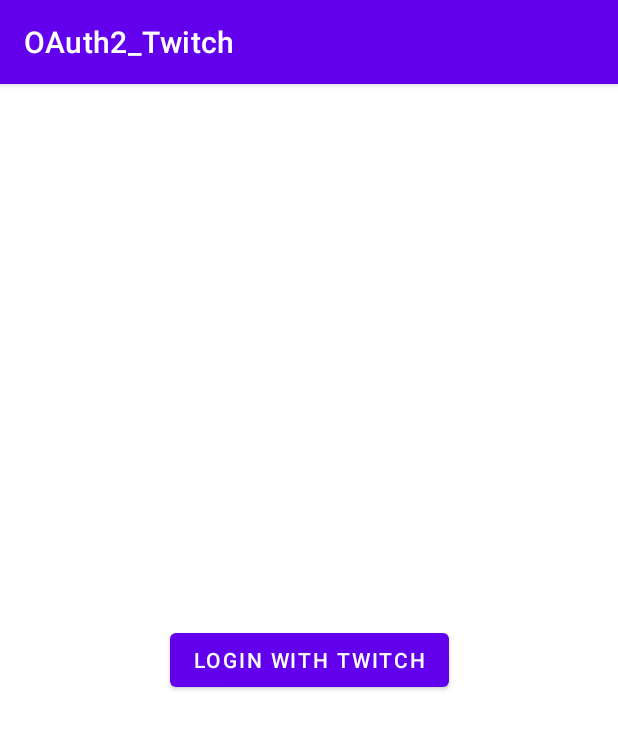
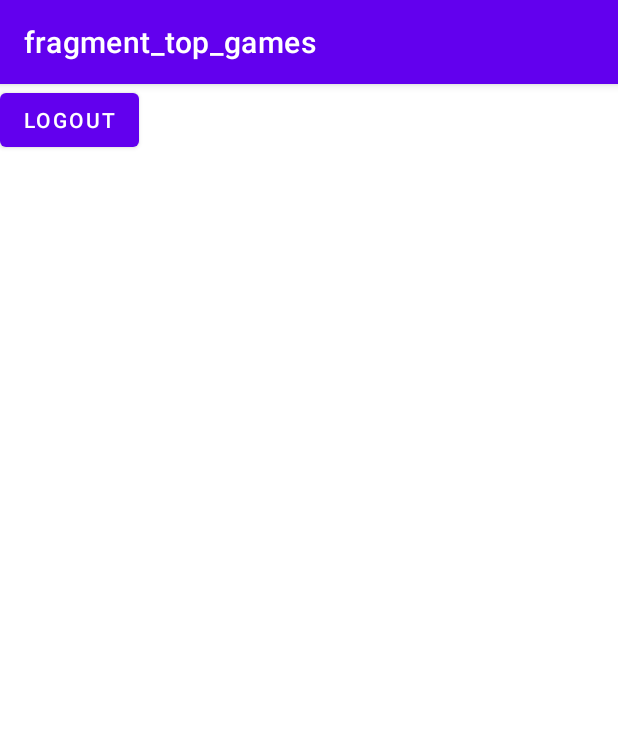
Before and after one commit to DDavoH/Android-Clean-Architecture-TwitchAPI, an Android app: the screen it shows after launch (MainActivity), on a phone screen of 412 x 824 dp. Shown: the top 729 px of the screen. Run offline under Robolectric (Android 15) with nearby library versions, the phone set to English and light mode, and no system bars; our stand-ins replace Dagger/Hilt's generated code, navigation-ui; 3 statements that could not run were skipped.

Commit message:
Navigation component implemented

```diff
--- a/app/src/main/java/com/davoh/oauth2_twitch/MainActivity.kt
+++ b/app/src/main/java/com/davoh/oauth2_twitch/MainActivity.kt
@@ -4,9 +4,16 @@ import android.content.Intent.FLAG_ACTIVITY_NEW_TASK
 import android.graphics.Color
 import android.net.Uri
 import android.os.Bundle
+import android.widget.Toast
 import androidx.appcompat.app.AppCompatActivity
 import androidx.browser.customtabs.CustomTabColorSchemeParams
 import androidx.browser.customtabs.CustomTabsIntent
+import androidx.navigation.NavController
+import androidx.navigation.NavOptions
+import androidx.navigation.findNavController
+import androidx.navigation.fragment.NavHostFragment
+import androidx.navigation.ui.AppBarConfiguration
+import androidx.navigation.ui.NavigationUI
 import com.davoh.oauth2_twitch.databinding.ActivityMainBinding
 import com.davoh.oauth2_twitch.di.MainApplication
 import com.davoh.oauth2_twitch.framework.TwitchOAuth2
@@ -18,10 +25,14 @@ import javax.inject.Inject
 
 
 class MainActivity : AppCompatActivity() {
+
+    @Inject
+    lateinit var twitchOAuth2:TwitchOAuth2
+
     private lateinit var binding: ActivityMainBinding
 
-    @Inject
-    lateinit var twitchOAuth2: TwitchOAuth2
+    private lateinit var navController: NavController
+    private lateinit var appBarConfiguration: AppBarConfiguration
 
     override fun onCreate(savedInstanceState: Bundle?) {
         super.onCreate(savedInstanceState)
@@ -30,26 +41,14 @@ class MainActivity : AppCompatActivity() {
         setContentView(view)
         (applicationContext as MainApplication).getComponent().inject(this)
 
-        binding.btnLogin.setOnClickListener {
-            val responseType = "code"
-            val redirectUri = "http://localhost"
-
-            val url = "https://id.twitch.tv/oauth2/authorize?response_type=${responseType}&client_id=1tdrqc3epx025bimv640owygxn5vaq&redirect_uri=${redirectUri}&scope=viewing_activity_read&state=c3ab8aa609ea11e793ae92361f002671"
-            launchCustomWebTab(Uri.parse(url))
-        }
-    }
-
-    private fun launchCustomWebTab(uri:Uri){
-        val builder = CustomTabsIntent.Builder()
-        val colorInt = Color.parseColor("#FF6200EE")
-
-        val builderCustomTabColorSchemeParams = CustomTabColorSchemeParams.Builder()
-        builderCustomTabColorSchemeParams.setToolbarColor(colorInt)
-
-        builder.setDefaultColorSchemeParams(builderCustomTabColorSchemeParams.build())
-        val customTabsIntent: CustomTabsIntent = builder.build()
-        customTabsIntent.intent.flags = FLAG_ACTIVITY_NEW_TASK
-        customTabsIntent.launchUrl(this, uri)
+        appBarConfiguration = AppBarConfiguration(
+            setOf(
+                R.id.loginFragment, R.id.topGamesFragment
+            )
+        )
+        val navHostFragment = supportFragmentManager.findFragmentById(R.id.nav_host_fragment) as NavHostFragment
+        navController = navHostFragment.navController
+        NavigationUI.setupActionBarWithNavController(this, navController,appBarConfiguration)
     }
 
     override fun onResume() {
@@ -57,15 +56,17 @@ class MainActivity : AppCompatActivity() {
         val uri = intent.data
         if (uri != null && uri.toString().startsWith("http://localhost")) {
             val code = uri.getQueryParameter("code")
+            Toast.makeText(this,"$code",Toast.LENGTH_LONG).show()
             val call = twitchOAuth2.getToken("1tdrqc3epx025bimv640owygxn5vaq",
-                    "p0xsoya6rt9dfiw1p4odgw1l9cujfi",
-                    code.toString(),
-                    "authorization_code",
-                    "http://localhost")
+                "p0xsoya6rt9dfiw1p4odgw1l9cujfi",
+                code.toString(),
+                "authorization_code",
+                "http://localhost")
 
             call.enqueue(object : Callback<AccessTokenResponse> {
                 override fun onResponse(call: Call<AccessTokenResponse>, response: Response<AccessTokenResponse>) {
-                    binding.tvTest.text = response.body()?.accessToken
+                    //binding.tvTest.text = response.body()?.accessToken
+                    navController.navigate(R.id.topGamesFragment)
                 }
 
                 override fun onFailure(call: Call<AccessTokenResponse>, t: Throwable) {
@@ -74,4 +75,8 @@ class MainActivity : AppCompatActivity() {
             })
         }
     }
+
+    override fun onSupportNavigateUp(): Boolean {
+        return navController.navigateUp() || super.onSupportNavigateUp()
+    }
 }
--- /dev/null
+++ b/app/src/main/java/com/davoh/oauth2_twitch/ui/TopGamesFragment.kt
@@ -0,0 +1,45 @@
+package com.davoh.oauth2_twitch.ui
+
+import android.os.Bundle
+import androidx.fragment.app.Fragment
+import android.view.LayoutInflater
+import android.view.View
+import android.view.ViewGroup
+import androidx.navigation.NavOptions
+import androidx.navigation.fragment.findNavController
+import com.davoh.oauth2_twitch.R
+import com.davoh.oauth2_twitch.databinding.FragmentTopGamesBinding
+
+
+class TopGamesFragment : Fragment() {
+    private var _binding : FragmentTopGamesBinding?=null
+    private val binding get() = _binding!!
+
+    override fun onStart() {
+        super.onStart()
+        val user="here"
+        if(user==null){
+            findNavController().navigate(R.id.action_topGamesFragment_to_loginFragment)
+        }
+    }
+
+    override fun onCreateView(
+        inflater: LayoutInflater, container: ViewGroup?,
+        savedInstanceState: Bundle?
+    ): View {
+        _binding = FragmentTopGamesBinding.inflate(inflater,container,false)
+        return binding.root
+    }
+
+    override fun onViewCreated(view: View, savedInstanceState: Bundle?) {
+        super.onViewCreated(view, savedInstanceState)
+        binding.btnLogOut.setOnClickListener {
+            findNavController().navigate(R.id.action_topGamesFragment_to_loginFragment)
+        }
+    }
+
+    override fun onDestroyView() {
+        super.onDestroyView()
+        _binding = null
+    }
+}
--- a/app/src/main/res/layout/activity_main.xml
+++ b/app/src/main/res/layout/activity_main.xml
@@ -6,24 +6,12 @@
     android:layout_height="match_parent"
     tools:context=".MainActivity">
 
-    <TextView
-        android:id="@+id/tvTest"
-        android:layout_width="wrap_content"
-        android:layout_height="wrap_content"
-        app:layout_constraintStart_toStartOf="parent"
-        app:layout_constraintEnd_toEndOf="parent"
-        app:layout_constraintBottom_toTopOf="@+id/btnLogin"
-        app:layout_constraintTop_toTopOf="parent"
-        />
-
-    <Button
-        android:id="@+id/btnLogin"
-        android:layout_width="wrap_content"
-        android:layout_height="wrap_content"
-        android:text="Login with Twitch"
-        app:layout_constraintBottom_toBottomOf="parent"
-        app:layout_constraintLeft_toLeftOf="parent"
-        app:layout_constraintRight_toRightOf="parent"
-        app:layout_constraintTop_toTopOf="parent" />
+    <androidx.fragment.app.FragmentContainerView
+        android:id="@+id/nav_host_fragment"
+        android:name="androidx.navigation.fragment.NavHostFragment"
+        android:layout_width="match_parent"
+        android:layout_height="match_parent"
+        app:defaultNavHost="true"
+        app:navGraph="@navigation/nav_graph" />
 
 </androidx.constraintlayout.widget.ConstraintLayout>
--- /dev/null
+++ b/app/src/main/res/layout/fragment_top_games.xml
@@ -0,0 +1,16 @@
+<?xml version="1.0" encoding="utf-8"?>
+<LinearLayout xmlns:android="http://schemas.android.com/apk/res/android"
+    xmlns:tools="http://schemas.android.com/tools"
+    android:layout_width="match_parent"
+    android:layout_height="match_parent"
+    android:orientation="vertical"
+    tools:context=".ui.TopGamesFragment">
+
+    <!-- TODO: Update blank fragment layout -->
+    <Button
+        android:id="@+id/btnLogOut"
+        android:layout_width="wrap_content"
+        android:layout_height="wrap_content"
+        android:text="Logout" />
+
+</LinearLayout>
--- /dev/null
+++ b/app/src/main/res/navigation/nav_graph.xml
@@ -0,0 +1,36 @@
+<?xml version="1.0" encoding="utf-8"?>
+<navigation xmlns:android="http://schemas.android.com/apk/res/android"
+    xmlns:app="http://schemas.android.com/apk/res-auto"
+    xmlns:tools="http://schemas.android.com/tools"
+    android:id="@+id/nav_graph"
+    app:startDestination="@id/topGamesFragment">
+
+    <fragment
+        android:id="@+id/loginFragment"
+        android:name="com.davoh.oauth2_twitch.ui.LoginFragment"
+        android:label="fragment_login"
+        tools:layout="@layout/fragment_login" >
+        <action
+            android:id="@+id/action_loginFragment_to_topGamesFragment"
+            app:destination="@id/topGamesFragment"
+            app:launchSingleTop="true"
+            app:popUpTo="@+id/nav_graph"
+            app:popUpToInclusive="true"
+            />
+    </fragment>
+
+        <fragment
+            android:id="@+id/topGamesFragment"
+            android:name="com.davoh.oauth2_twitch.ui.TopGamesFragment"
+            android:label="fragment_top_games"
+            tools:layout="@layout/fragment_top_games" >
+            <action
+                android:id="@+id/action_topGamesFragment_to_loginFragment"
+                app:launchSingleTop="true"
+                app:destination="@id/loginFragment"
+                app:popUpTo="@+id/nav_graph"
+                app:popUpToInclusive="true"
+                />
+        </fragment>
+
+</navigation>
--- a/app/src/main/res/values/strings.xml
+++ b/app/src/main/res/values/strings.xml
@@ -1,3 +1,5 @@
 <resources>
     <string name="app_name">OAuth2_Twitch</string>
+    <!-- TODO: Remove or change this placeholder text -->
+    <string name="hello_blank_fragment">Hello blank fragment</string>
 </resources>
```
Also changed, not shown: app/build.gradle (+7 -0 lines), app/src/main/java/com/davoh/oauth2_twitch/ui/LoginFragment.kt (added, +68 -0 lines), app/src/main/res/layout/fragment_login.xml (added, +20 -0 lines).
